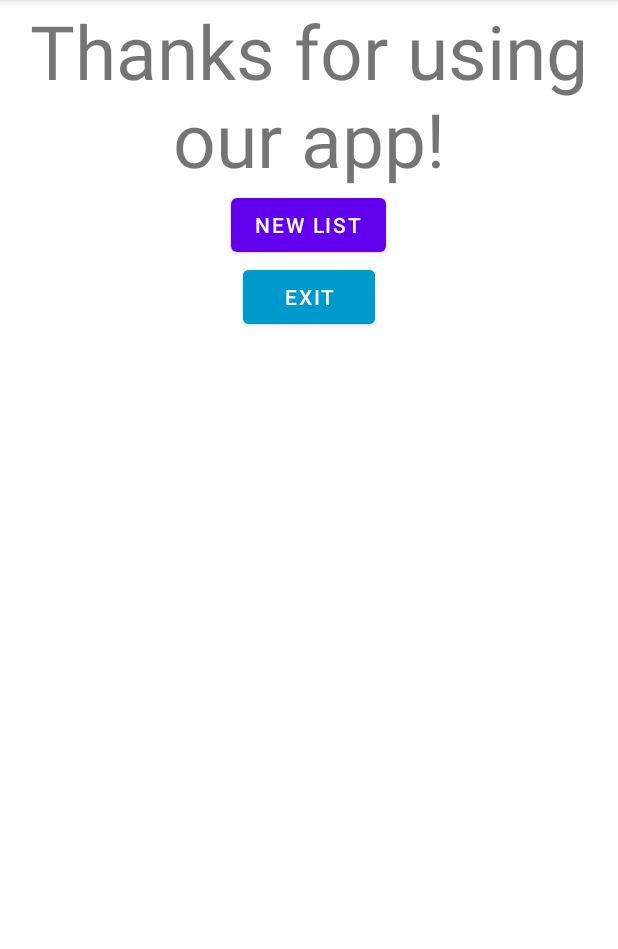
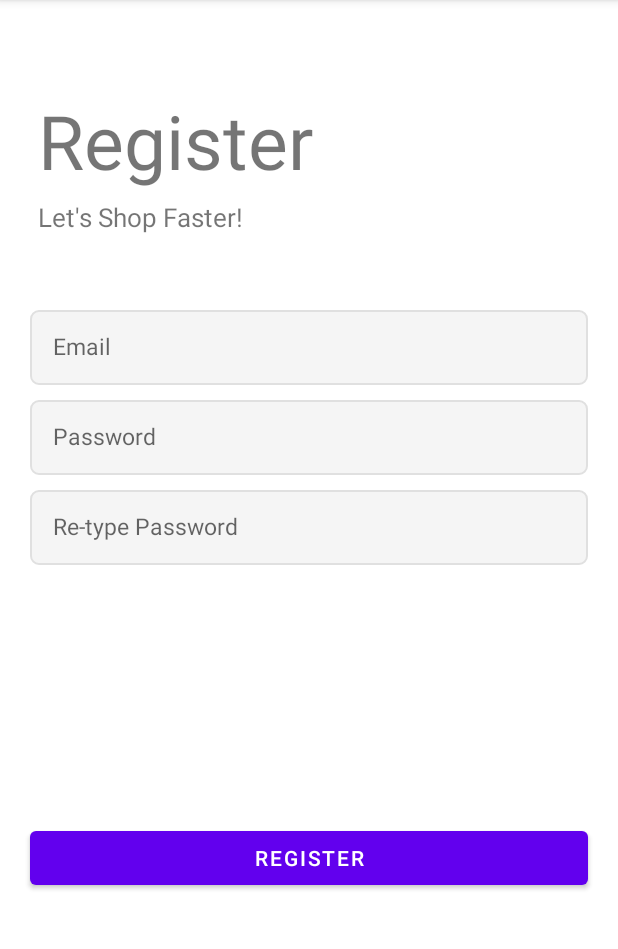
Before and after one commit to AvichaiEliyahu/FinalProject, an Android app: the screen it shows after launch (End_Activity before the commit, Activity_Register after it), on a phone screen of 412 x 824 dp, the part 84-1033 px from its top. Run offline under Robolectric (Android 15) with nearby library versions, the phone set to English and light mode, and no system bars; our stand-ins replace Firebase (no records; nobody signed in at launch, a user with empty details on screens opened directly).

Commit message:
Register activity  + create user logic.

```diff
--- /dev/null
+++ b/app/src/main/java/com/example/finalproject/Activity_Register.java
@@ -0,0 +1,93 @@
+package com.example.finalproject;
+
+import androidx.annotation.NonNull;
+import androidx.appcompat.app.AppCompatActivity;
+
+import android.graphics.Color;
+import android.os.Bundle;
+import android.util.Log;
+import android.view.View;
+import android.widget.Button;
+import android.widget.TextView;
+import android.widget.Toast;
+
+import com.google.android.gms.tasks.OnCompleteListener;
+import com.google.android.gms.tasks.Task;
+import com.google.firebase.auth.AuthResult;
+import com.google.firebase.auth.FirebaseAuth;
+import com.google.firebase.auth.FirebaseUser;
+import com.google.firebase.database.FirebaseDatabase;
+
+public class Activity_Register extends AppCompatActivity {
+    private static final String TAG = "register TAG";
+    private Button register_BTN_register;
+    private TextView register_EDT_email;
+    private TextView register_EDT_password;
+    private TextView register_EDT_repassword;
+    private FirebaseAuth mAuth;
+
+    @Override
+
+    protected void onCreate(Bundle savedInstanceState) {
+        super.onCreate(savedInstanceState);
+        setContentView(R.layout.activity_register);
+        mAuth = FirebaseAuth.getInstance();
+        findViews();
+        setButtons();
+    }
+
+    private void setButtons() {
+        register_BTN_register.setOnClickListener(new View.OnClickListener() {
+            @Override
+            public void onClick(View view) {
+                register();
+            }
+        });
+    }
+
+    private void register() {
+        String email = register_EDT_email.getText().toString();
+        String password  = register_EDT_password.getText().toString();
+        String rePassword = register_EDT_repassword.getText().toString();
+        if(password.equals(rePassword)){
+            mAuth.createUserWithEmailAndPassword(email, password)
+                    .addOnCompleteListener(this, new OnCompleteListener<AuthResult>() {
+                        @Override
+                        public void onComplete(@NonNull Task<AuthResult> task) {
+                            if (task.isSuccessful()) {
+                                // Sign in success, update UI with the signed-in user's information
+                                Log.d(TAG, "createUserWithEmail:success");
+                                FirebaseUser user = mAuth.getCurrentUser();
+                                Toast.makeText(Activity_Register.this, "Welcome " + register_EDT_email.getText().toString(),
+                                        Toast.LENGTH_SHORT).show();
+                                updateUI();
+                            } else {
+                                // If sign in fails, display a message to the user.
+                                Log.d(TAG, "createUserWithEmail:failure", task.getException());
+                                Toast.makeText(Activity_Register.this, "Authentication failed.",
+                                        Toast.LENGTH_SHORT).show();
+                            }
+
+                            // ...
+                        }
+                    });
+        }else {
+            register_EDT_password.setBackgroundColor(Color.RED);
+            register_EDT_repassword.setBackgroundColor(Color.RED);
+        }
+
+    }
+
+    private void updateUI() {
+    }
+
+    private void findViews() {
+        register_BTN_register = findViewById(R.id.register_BTN_register);
+        register_EDT_email = findViewById(R.id.register_EDT_email);
+        register_EDT_password = findViewById(R.id.register_EDT_password);
+        register_EDT_repassword = findViewById(R.id.register_EDT_repassword);
+
+    }
+
+
+}
--- /dev/null
+++ b/app/src/main/res/drawable/et_custom.xml
@@ -0,0 +1,18 @@
+<?xml version="1.0" encoding="utf-8"?>
+<shape xmlns:android="http://schemas.android.com/apk/res/android"
+    android:padding="10dp"
+    android:shape="rectangle" >
+
+    <solid android:color="#f5f5f5" />
+
+    <stroke
+        android:width="1dp"
+        android:color="#e0e0e0" />
+
+    <corners
+        android:bottomLeftRadius="5dp"
+        android:bottomRightRadius="5dp"
+        android:topLeftRadius="5dp"
+        android:topRightRadius="5dp" />
+
+</shape>
--- /dev/null
+++ b/app/src/main/res/layout/activity_register.xml
@@ -0,0 +1,89 @@
+<?xml version="1.0" encoding="utf-8"?>
+<LinearLayout
+    xmlns:android="http://schemas.android.com/apk/res/android"
+    xmlns:tools="http://schemas.android.com/tools"
+    android:layout_width="match_parent"
+    android:layout_height="match_parent"
+    android:orientation="vertical"
+    tools:context=".Activity_Register">
+
+    <TextView
+        android:id="@+id/tv_logo"
+        android:layout_width="wrap_content"
+        android:layout_height="wrap_content"
+        android:text="@string/register"
+        android:textAlignment="center"
+        android:textSize="50sp"
+        android:layout_marginStart="25dp"
+        android:layout_marginBottom="5dp"
+        android:layout_marginTop="60dp"/>
+
+    <TextView
+        android:id="@+id/tv_subtitle"
+        android:layout_width="wrap_content"
+        android:layout_height="wrap_content"
+        android:text="Let\'s Shop Faster!"
+        android:textSize="17sp"
+        android:layout_marginStart="25dp"
+        android:layout_marginBottom="50dp"/>
+
+
+
+    <EditText
+        android:id="@+id/register_EDT_email"
+        android:layout_width="match_parent"
+        android:layout_height="50dp"
+        android:hint="@string/e_mail"
+        android:layout_marginLeft="20dp"
+        android:layout_marginRight="20dp"
+        android:layout_marginBottom="10dp"
+        android:padding="15dp"
+        android:inputType="textEmailAddress"
+        android:background="@drawable/et_custom"
+        android:textSize="15sp" />
+
+    <EditText
+        android:id="@+id/register_EDT_password"
+        android:layout_width="match_parent"
+        android:layout_height="50dp"
+        android:hint="@string/password"
+        android:layout_marginLeft="20dp"
+        android:layout_marginRight="20dp"
+        android:layout_marginBottom="10dp"
+        android:padding="15dp"
+        android:inputType="textPassword"
+        android:background="@drawable/et_custom"
+        android:textSize="15sp" />
+
+    <EditText
+        android:id="@+id/register_EDT_repassword"
+        android:layout_width="match_parent"
+        android:layout_height="50dp"
+        android:hint="@string/re_type_password"
+        android:layout_marginLeft="20dp"
+        android:layout_marginRight="20dp"
+        android:padding="15dp"
+        android:inputType="textPassword"
+        android:background="@drawable/et_custom"
+        android:textSize="15sp" />
+
+    <RelativeLayout
+        android:layout_width="match_parent"
+        android:layout_height="0dp"
+        android:layout_weight="1">
+
+        <Button
+            android:id="@+id/register_BTN_register"
+            android:layout_width="match_parent"
+            android:layout_height="wrap_content"
+            android:layout_marginLeft="20dp"
+            android:layout_marginRight="20dp"
+            android:layout_marginBottom="30dp"
+            android:layout_centerInParent="true"
+            android:textColor="@android:color/white"
+            android:text="@string/register"/>
+
+
+    </RelativeLayout>
+
+</LinearLayout>
--- a/app/src/main/res/values/strings.xml
+++ b/app/src/main/res/values/strings.xml
@@ -3,11 +3,16 @@
     <string name="title_activity_login">Login</string>
     <string name="prompt_username">Username</string>
     <string name="prompt_password">Password</string>
-    <string name="action_sign_in">Sign in or register</string>
+    <string name="action_sign_in">Sign In</string>
+    <string name="action_register">Register</string>
     <string name="action_sign_in_short">Sign in</string>
     <string name="welcome">"Welcome !"</string>
     <string name="invalid_username">Not a valid username</string>
     <string name="invalid_password">Password must be >5 characters</string>
     <string name="login_failed">"Login failed"</string>
     <string name="map_key">"AIzaSyB_qsP8AOP_P0MdlPz-48TDaJYjTP3vbjo"</string>
+    <string name="e_mail">Email</string>
+    <string name="password">Password</string>
+    <string name="re_type_password">Re-type Password</string>
+    <string name="register">Register</string>
 </resources>
```
Also changed, not shown: app/src/main/AndroidManifest.xml (+6 -6 lines), app/src/main/java/com/example/finalproject/Activity_Show_Route.java (+28 -17 lines), app/src/main/java/com/example/finalproject/Activity_login.java (+23 -15 lines), app/src/main/res/layout/activity_login.xml (+11 -0 lines).
